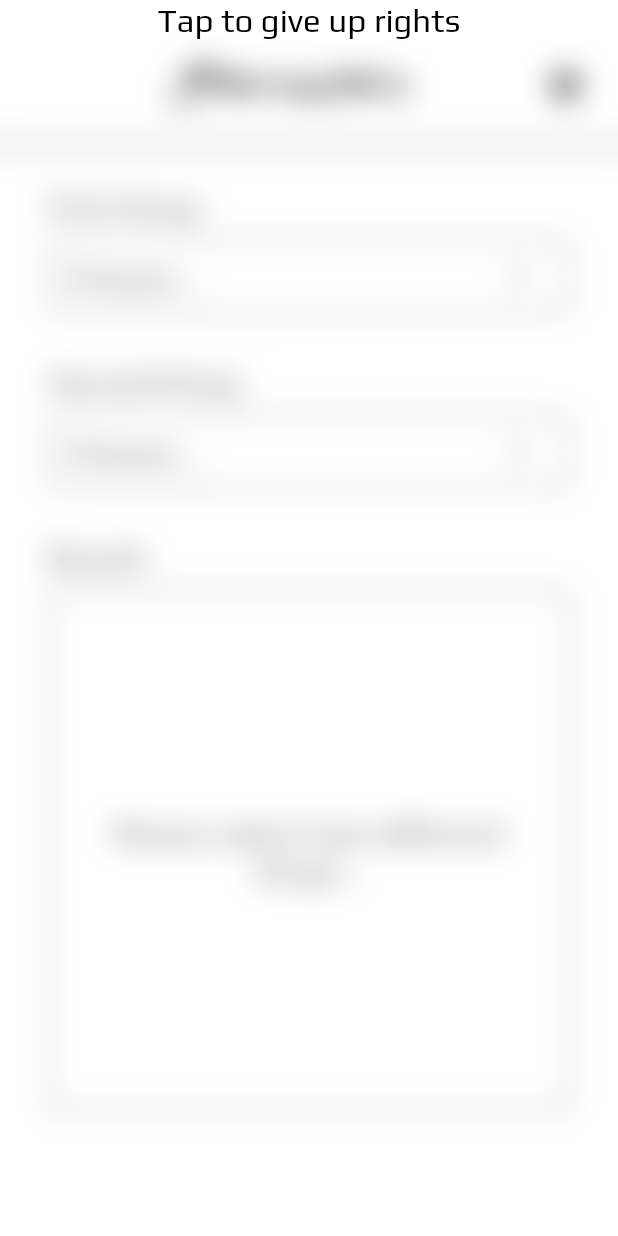
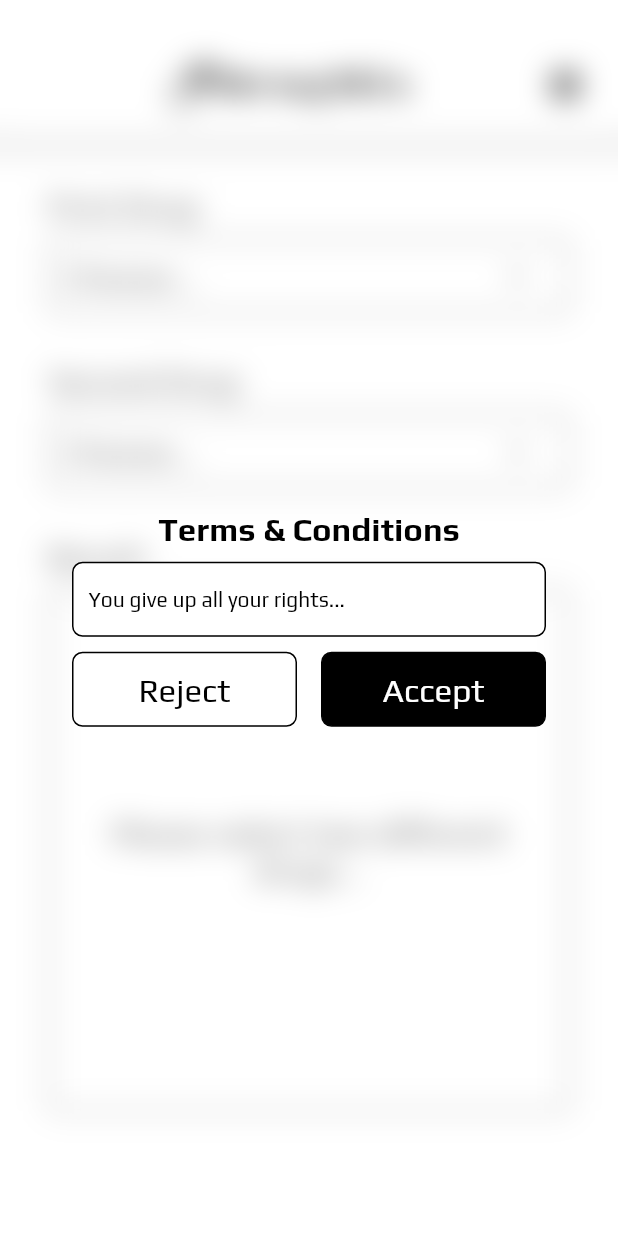
Before and after one commit to MikiVanousek/substance-mix, a Flutter app: the screen it shows after launch, on a phone screen of 412 x 824 dp. Run offline on Flutter 3.47's test engine with Material 2 defaults, Android fonts, the phone set to English and light mode, and no system bars; our stand-ins replace flutter_bloc, flutter_svg, shared_preferences.

Commit message:
Created legal popup front end.

```diff
--- a/lib/presets/dc_text_styles.dart
+++ b/lib/presets/dc_text_styles.dart
@@ -2,21 +2,29 @@ import 'package:drug_combos/presets/dc_colors.dart';
 import 'package:flutter/cupertino.dart';
 
 class DCTextStyles {
-  static const TextStyle display1 = TextStyle(
+  static const TextStyle display = TextStyle(
     fontFamily: 'Play',
      color: DCColors.accent,
-     fontSize: 22
+     fontSize: 22,
+  ),
+
+  displayInverted = TextStyle(
+      fontFamily: 'Play',
+      color: DCColors.primary,
+      fontSize: 22,
+  ),
+
+  termsAndConditions = TextStyle(
+      fontFamily: 'Play',
+      color: DCColors.accent,
+      fontWeight: FontWeight.w100,
+      fontSize: 14,
+  ),
+
+  title = TextStyle(
+      fontFamily: 'GravitasOne',
+      color: DCColors.accent,
+      fontSize: 22,
   );
 
-  static const TextStyle display1Inverted = TextStyle(
-      fontFamily: 'Play',
-      color: DCColors.primary,
-      fontSize: 22
-  );
-
-  static const TextStyle title = TextStyle(
-      fontFamily: 'GravitasOne',
-      color: DCColors.accent,
-      fontSize: 22
-  );
 }
--- a/lib/screens/dc_legal_popup.dart
+++ b/lib/screens/dc_legal_popup.dart
@@ -1,21 +1,60 @@
 import 'package:drug_combos/bloc/dc_legal_bloc.dart';
+import 'package:drug_combos/presets/dc_colors.dart';
+import 'package:drug_combos/presets/dc_dimens.dart';
 import 'package:drug_combos/presets/dc_text_styles.dart';
+import 'package:drug_combos/widgets/dc_card.dart';
 import 'package:flutter/cupertino.dart';
+import 'package:flutter/material.dart';
 import 'package:flutter_bloc/flutter_bloc.dart';
 
 class DCLegalPopup extends StatelessWidget {
   @override
   Widget build(BuildContext context) => GestureDetector(
-    onTap: () => BlocProvider.of<DCLegalBloc>(context).setAccepted(),
-    child: Center(
+        onTap: () => BlocProvider.of<DCLegalBloc>(context).setAccepted(),
+        child: Padding(
+          padding: EdgeInsets.all(DCDimens.paddingSmall),
           child: Column(
+            crossAxisAlignment: CrossAxisAlignment.center,
+            mainAxisSize: MainAxisSize.max,
+            mainAxisAlignment: MainAxisAlignment.center,
             children: [
               Text(
-                'Tap to give up rights',
-                style: DCTextStyles.display1,
+                'Terms & Conditions',
+                style: DCTextStyles.display
+                    .copyWith(fontWeight: FontWeight.bold),
+              ),
+              SizedBox(
+                height: DCDimens.paddingHorizontalSmall,
+              ),
+              DCCard(
+                child: Text('You give up all your rights...', style: DCTextStyles.termsAndConditions,),
+              ),
+              SizedBox(
+                height: DCDimens.paddingHorizontalSmall,
+              ),
+              Row(
+                mainAxisSize: MainAxisSize.max,
+                children: [
+                  Expanded(
+                      child: DCCard(
+                          alignment: Alignment.center,
+                          child: Text(
+                            'Reject',
+                            style: DCTextStyles.display,
+                          ))),
+                  SizedBox(
+                    width: DCDimens.paddingSmall,
+                  ),
+                  Expanded(child: DCCard(
+                      color: DCColors.accent,
+                      alignment: Alignment.center,
+                      child: Text('Accept', style: DCTextStyles.displayInverted,)
+                    )
+                  ),
+                ],
               ),
             ],
           ),
         ),
-  );
+      );
 }
--- a/lib/screens/dc_picker_popup.dart
+++ b/lib/screens/dc_picker_popup.dart
@@ -62,7 +62,7 @@ class DCPicker extends StatelessWidget {
                           .itemSelected(index),
                       child: Text(
                         state.selectableObjects[index].toString(),
-                        style: DCTextStyles.display1,
+                        style: DCTextStyles.display,
                       ),
                     ),
                   );
--- a/lib/widgets/dc_card.dart
+++ b/lib/widgets/dc_card.dart
@@ -7,8 +7,9 @@ class DCCard extends StatelessWidget{
   final double height;
   final Color color;
   final void Function() onTap;
+  final Alignment alignment;
 
-  const DCCard({this.height = DCDimens.cardHeight, this.child, this.color = DCColors.primary, this.onTap});
+  const DCCard({this.height = DCDimens.cardHeight, this.child, this.color = DCColors.primary, this.onTap, this.alignment = Alignment.centerLeft});
 
   @override
   Widget build(BuildContext context) {
@@ -22,7 +23,7 @@ class DCCard extends StatelessWidget{
         ),
         height: height,
         padding: EdgeInsets.symmetric(horizontal: DCDimens.paddingHorizontalSmall),
-        alignment: Alignment.centerLeft,
+        alignment: alignment,
         child: child,
       ),
     );
--- a/lib/widgets/drug_input.dart
+++ b/lib/widgets/drug_input.dart
@@ -24,7 +24,7 @@ class DrugInput extends StatelessWidget {
       children: [
         Text(
           label,
-          style: DCTextStyles.display1,
+          style: DCTextStyles.display,
         ),
         SizedBox(
           height: DCDimens.paddingHorizontalSmall,
@@ -39,8 +39,8 @@ class DrugInput extends StatelessWidget {
               Text(
                 content,
                 style: selected
-                    ? DCTextStyles.display1Inverted
-                    : DCTextStyles.display1,
+                    ? DCTextStyles.displayInverted
+                    : DCTextStyles.display,
               ),
               Transform.rotate(
                 angle: selected ? pi * 0.5 : 0,
--- a/lib/widgets/result_output.dart
+++ b/lib/widgets/result_output.dart
@@ -27,7 +27,7 @@ class ResultOutput extends StatelessWidget {
     return Column(crossAxisAlignment: CrossAxisAlignment.start, children: [
       Text(
         'Result:',
-        style: DCTextStyles.display1,
+        style: DCTextStyles.display,
       ),
       SizedBox(
         height: DCDimens.paddingHorizontalSmall,
@@ -52,8 +52,8 @@ class ResultOutput extends StatelessWidget {
               Text(
                 resultStrings[result],
                 style: result == ComboResult.NaN
-                    ? DCTextStyles.display1
-                    : DCTextStyles.display1Inverted,
+                    ? DCTextStyles.display
+                    : DCTextStyles.displayInverted,
                 textAlign: TextAlign.center,
               ),
             ],
```
